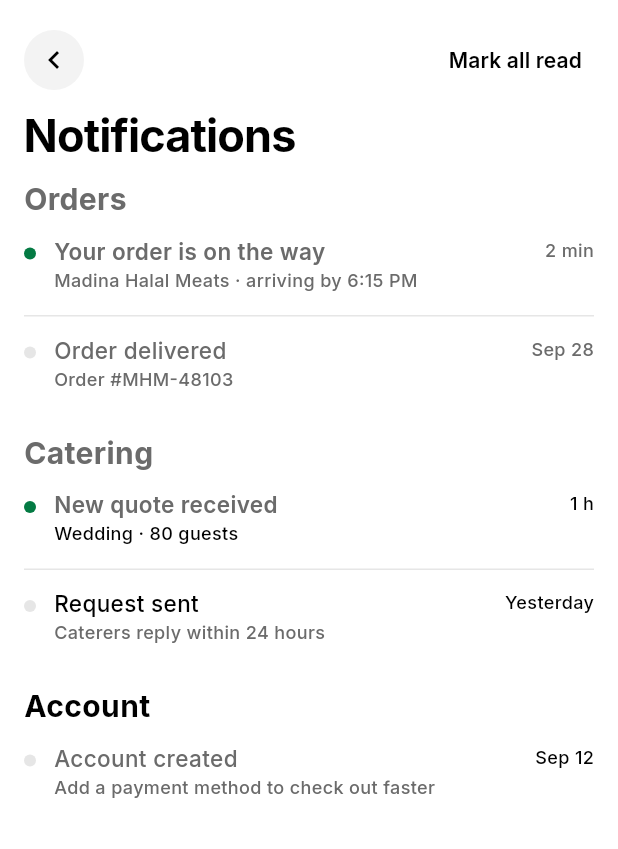
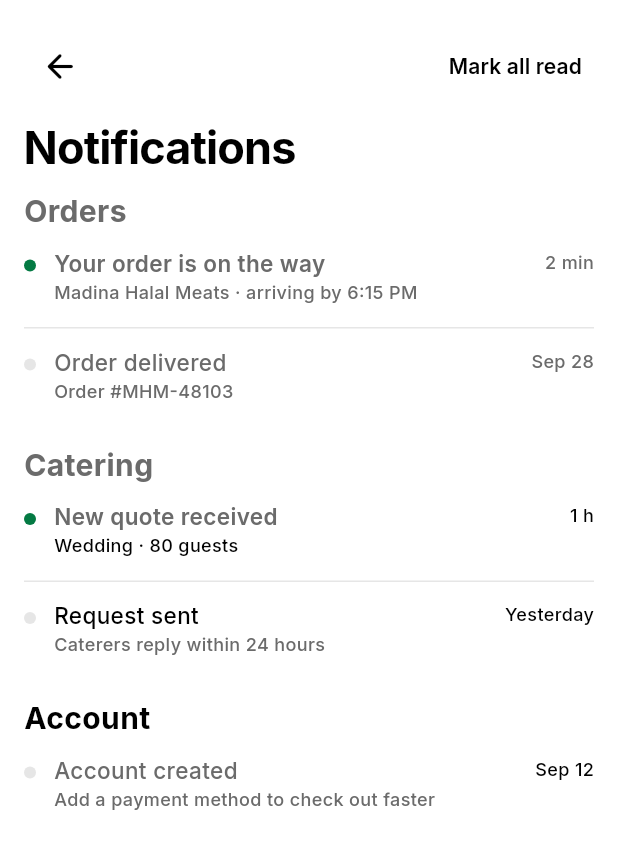
Before and after one commit to deburgermaster-afk/grocerra-a3b6b642, a Flutter app: the NotificationScreen screen opened by its route, on a phone screen of 412 x 824 dp. Shown: the top 849 px of the screen. Run offline on Flutter 3.47's test engine with Material 3 defaults, Android fonts, the phone set to English and light mode, and no system bars; our stand-ins replace flutter_svg, geolocator, shared_preferences, supabase_flutter, web; missing offline and left inert: dart:js_interop, dart:ui_web; accounts and stored records are empty; project files that could hold a hidden picture were left out.

Commit message:
fix(notifications): use plain IconButton back like other sections (no circle fill)

```diff
--- a/apps/mobile/lib/features/account/presentation/notification_screen.dart
+++ b/apps/mobile/lib/features/account/presentation/notification_screen.dart
@@ -2,7 +2,6 @@ import 'package:flutter/material.dart';
 
 import '../../../core/theme/app_theme.dart';
 import '../../../core/widgets/app_insets.dart';
-import '../../../core/widgets/round_icon_button.dart';
 
 /// `C23.01 · Notifications` — the grouped notification feed (Orders /
 /// Catering / Account) entered from the Home bell.
@@ -106,10 +105,10 @@ class _NotificationScreenState extends State<NotificationScreen> {
                 children: <Widget>[
                   Row(
                     children: <Widget>[
-                      RoundIconButton(
+                      IconButton(
                         tooltip: 'Back',
-                        icon: Icons.chevron_left,
-                        onTap: () => Navigator.of(context).maybePop(),
+                        icon: const Icon(Icons.arrow_back_rounded, size: 26, color: AppColors.ink),
+                        onPressed: () => Navigator.of(context).maybePop(),
                       ),
                       const Spacer(),
                       _MarkAllRead(onTap: _markAllRead),
```
